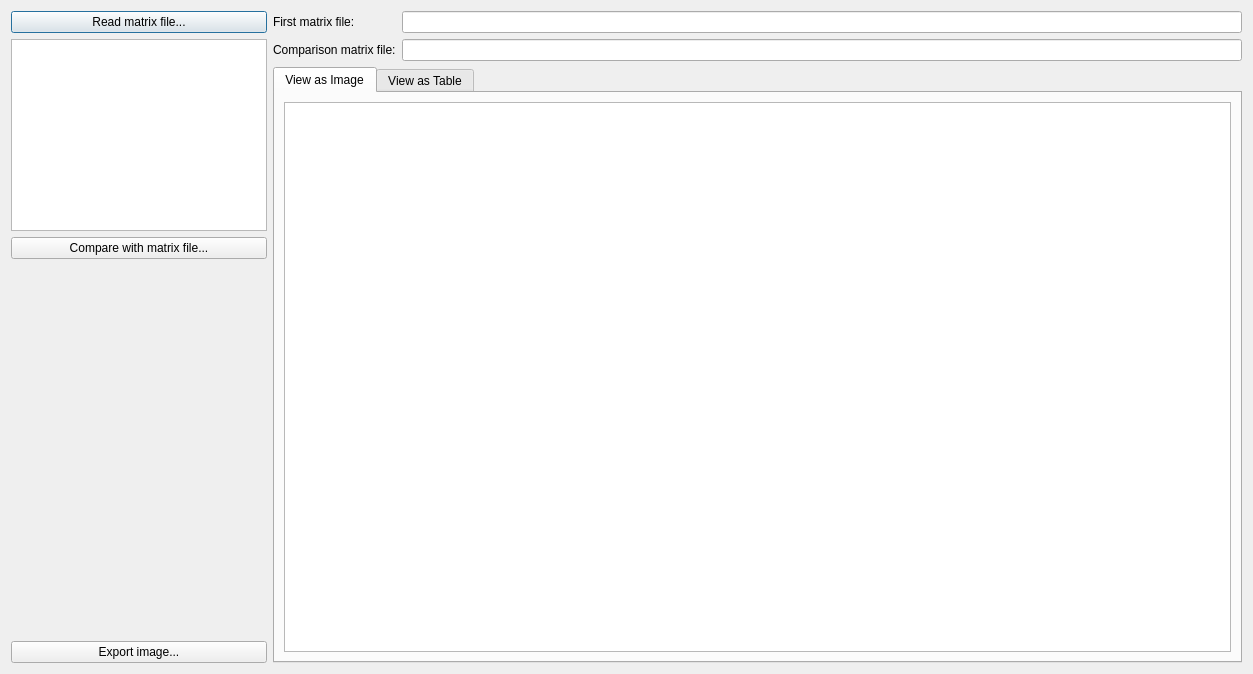
Above: JacobianMatrixViewer/src/MainDialog.ui from ghorwin/JacobianMatrixViewer before the change. Below: the same form after it.
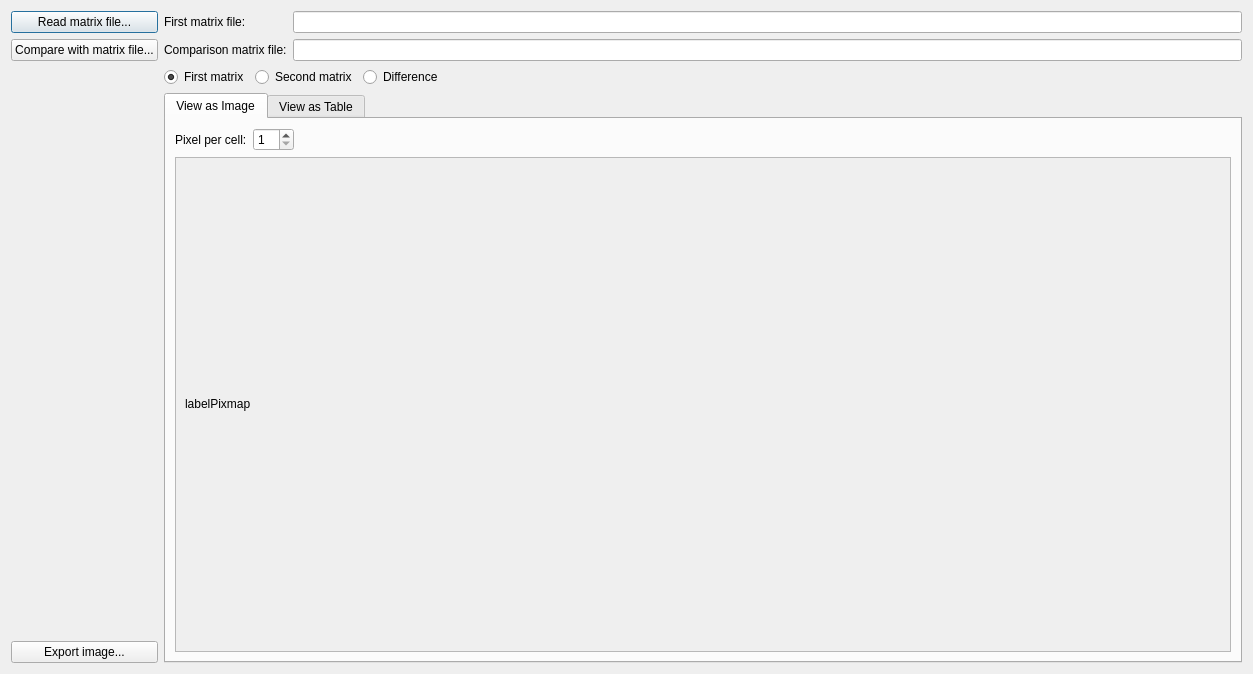
That is the form after the change.

Commit message: Table model implemented and table view.

What changed in the file:
```diff
--- a/JacobianMatrixViewer/src/MainDialog.ui
+++ b/JacobianMatrixViewer/src/MainDialog.ui
@@ -13,8 +13,8 @@
   <property name="windowTitle">
    <string>Jacobian Matrix Viewer</string>
   </property>
-  <layout class="QHBoxLayout" name="horizontalLayout">
-   <item>
+  <layout class="QGridLayout" name="gridLayout_2">
+   <item row="0" column="0" rowspan="4">
     <layout class="QVBoxLayout" name="verticalLayout_3">
      <item>
       <widget class="QPushButton" name="pushButtonReadMatrix">
@@ -23,16 +23,6 @@
        </property>
       </widget>
      </item>
-     <item>
-      <widget class="QTextBrowser" name="textBrowserMatrixInfo">
-       <property name="sizePolicy">
-        <sizepolicy hsizetype="Preferred" vsizetype="Preferred">
-         <horstretch>0</horstretch>
-         <verstretch>0</verstretch>
-        </sizepolicy>
-       </property>
-      </widget>
-     </item>
      <item>
       <widget class="QPushButton" name="pushButtonCompareWithOther">
        <property name="text">
@@ -62,29 +52,68 @@
      </item>
     </layout>
    </item>
-   <item>
-    <layout class="QGridLayout" name="gridLayout">
-     <item row="0" column="0">
+   <item row="0" column="1">
       <widget class="QLabel" name="label">
        <property name="text">
         <string>First matrix file:</string>
        </property>
       </widget>
      </item>
-     <item row="0" column="1">
+   <item row="0" column="2">
       <widget class="QLineEdit" name="lineEditMatrixFile"/>
      </item>
-     <item row="1" column="0">
+   <item row="1" column="1">
       <widget class="QLabel" name="label_2">
        <property name="text">
         <string>Comparison matrix file:</string>
        </property>
       </widget>
      </item>
-     <item row="1" column="1">
+   <item row="1" column="2">
       <widget class="QLineEdit" name="lineEditOtherMatrixFile"/>
      </item>
-     <item row="2" column="0" colspan="2">
+   <item row="2" column="1" colspan="2">
+    <layout class="QHBoxLayout" name="horizontalLayout">
+     <item>
+      <widget class="QRadioButton" name="radioButtonFirst">
+       <property name="text">
+        <string>First matrix</string>
+       </property>
+       <property name="checked">
+        <bool>true</bool>
+       </property>
+      </widget>
+     </item>
+     <item>
+      <widget class="QRadioButton" name="radioButtonSecond">
+       <property name="text">
+        <string>Second matrix</string>
+       </property>
+      </widget>
+     </item>
+     <item>
+      <widget class="QRadioButton" name="radioButtonDifference">
+       <property name="text">
+        <string>Difference</string>
+       </property>
+      </widget>
+     </item>
+     <item>
+      <spacer name="horizontalSpacer_2">
+       <property name="orientation">
+        <enum>Qt::Horizontal</enum>
+       </property>
+       <property name="sizeHint" stdset="0">
+        <size>
+         <width>40</width>
+         <height>20</height>
+        </size>
+       </property>
+      </spacer>
+     </item>
+    </layout>
+   </item>
+   <item row="3" column="1" colspan="2">
       <widget class="QTabWidget" name="tabWidget">
        <property name="currentIndex">
         <number>0</number>
@@ -93,9 +122,74 @@
         <attribute name="title">
          <string>View as Image</string>
         </attribute>
+      <layout class="QGridLayout" name="gridLayout">
+       <item row="0" column="0">
+        <widget class="QLabel" name="label_3">
+         <property name="text">
+          <string>Pixel per cell:</string>
+         </property>
+        </widget>
+       </item>
+       <item row="0" column="1">
+        <widget class="QSpinBox" name="spinBoxPixel">
+         <property name="minimum">
+          <number>1</number>
+         </property>
+         <property name="maximum">
+          <number>50</number>
+         </property>
+        </widget>
+       </item>
+       <item row="0" column="2">
+        <spacer name="horizontalSpacer">
+         <property name="orientation">
+          <enum>Qt::Horizontal</enum>
+         </property>
+         <property name="sizeHint" stdset="0">
+          <size>
+           <width>40</width>
+           <height>20</height>
+          </size>
+         </property>
+        </spacer>
+       </item>
+       <item row="1" column="0" colspan="3">
+        <widget class="QScrollArea" name="scrollArea">
+         <property name="widgetResizable">
+          <bool>true</bool>
+         </property>
+         <widget class="QWidget" name="scrollAreaWidgetContents">
+          <property name="geometry">
+           <rect>
+            <x>0</x>
+            <y>0</y>
+            <width>1015</width>
+            <height>480</height>
+           </rect>
+          </property>
         <layout class="QVBoxLayout" name="verticalLayout_2">
          <item>
-          <widget class="QGraphicsView" name="graphicsView"/>
+            <widget class="QLabel" name="labelPixmap">
+             <property name="sizePolicy">
+              <sizepolicy hsizetype="Fixed" vsizetype="Fixed">
+               <horstretch>0</horstretch>
+               <verstretch>0</verstretch>
+              </sizepolicy>
+             </property>
+             <property name="minimumSize">
+              <size>
+               <width>400</width>
+               <height>400</height>
+              </size>
+             </property>
+             <property name="text">
+              <string>labelPixmap</string>
+             </property>
+            </widget>
+           </item>
+          </layout>
+         </widget>
+        </widget>
          </item>
         </layout>
        </widget>
@@ -110,8 +204,6 @@
         </layout>
        </widget>
       </widget>
-     </item>
-    </layout>
    </item>
   </layout>
  </widget>
```
Lines whose indentation alone changed are shown as unchanged. The commit also changes 6 other files.
